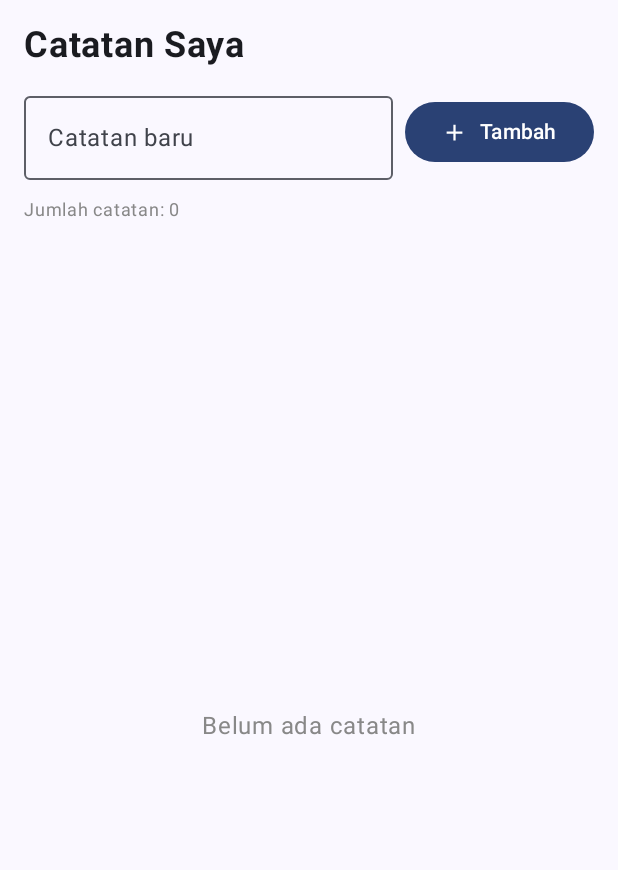
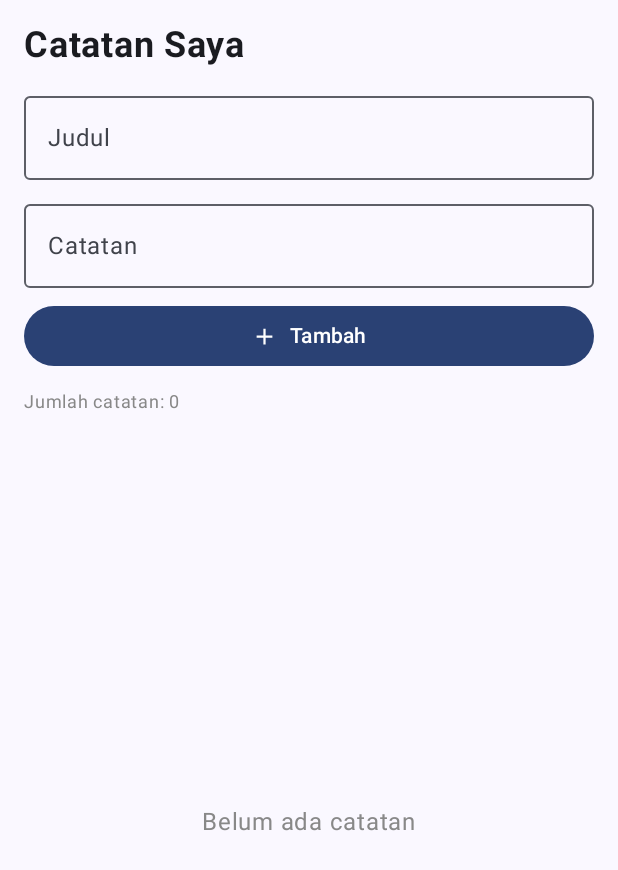
Before and after one commit to muhammadrasyid-prog/NotesApp-P3B, an Android app built with Jetpack Compose: the screen it shows after launch (MainActivity), after a tap on "Tambah", on a phone screen of 412 x 824 dp. Shown: the top 870 px of the screen. Run offline under Robolectric (Android 15) with nearby library versions, the phone set to English and light mode, and no system bars; our stand-ins replace Room's generated code.

Commit message:
add note new data

```diff
--- a/app/src/main/java/com/android/notesapp/Note.kt
+++ b/app/src/main/java/com/android/notesapp/Note.kt
@@ -8,4 +8,5 @@ data class Note(
     @PrimaryKey(autoGenerate = true)
     val id: Long = 0,
     val title: String,
+    val note: String
 )
--- a/app/src/main/java/com/android/notesapp/NotesScreen.kt
+++ b/app/src/main/java/com/android/notesapp/NotesScreen.kt
@@ -26,11 +26,18 @@ fun NotesScreen(
     modifier: Modifier = Modifier, vm: NotesViewModel = viewModel()
 ) {
     val notes by vm.notes.collectAsState()
-    var input by rememberSaveable {
+    var titleInput by rememberSaveable {
+        mutableStateOf("")
+    }
+
+    var noteInput by rememberSaveable {
         mutableStateOf("")
     }
     var editingId by rememberSaveable { mutableStateOf<Long?>(null) }
     var editingText by rememberSaveable { mutableStateOf("") }
+    var editingNote by rememberSaveable {
+        mutableStateOf("")
+    }
 
     Column(
         modifier = modifier
@@ -40,31 +47,59 @@ fun NotesScreen(
         Text(text = "Catatan Saya", fontSize = 24.sp, fontWeight = FontWeight.Bold)
         Spacer(Modifier.height(12.dp))
         // Form input (CREATE)
-        Row(
-            modifier = Modifier.fillMaxWidth(),
-            verticalAlignment = Alignment.CenterVertically,
-            horizontalArrangement = Arrangement.spacedBy(8.dp)
+        // Form input (CREATE)
+
+        OutlinedTextField(
+            value = titleInput,
+            onValueChange = {
+                titleInput = it
+            },
+            label = {
+                Text("Judul")
+            },
+            singleLine = true,
+            modifier = Modifier.fillMaxWidth()
+        )
+
+        Spacer(
+            modifier = Modifier.height(8.dp)
+        )
+
+        OutlinedTextField(
+            value = noteInput,
+            onValueChange = {
+                noteInput = it
+            },
+            label = {
+                Text("Catatan")
+            },
+            modifier = Modifier.fillMaxWidth()
+        )
+
+        Spacer(
+            modifier = Modifier.height(8.dp)
+        )
+
+        Button(
+            onClick = {
+                vm.addNote(titleInput, noteInput)
+
+                titleInput = ""
+                noteInput = ""
+            },
+            modifier = Modifier.fillMaxWidth()
         ) {
-            OutlinedTextField(
-                value = input,
-                onValueChange = { input = it },
-                label = { Text("Catatan baru") },
-                singleLine = true,
-                modifier = Modifier.weight(1f)
-            )
-            Button(onClick = {
-                vm.addNote(input)
-                input = ""
-            }) {
             Icon(
                 painter = painterResource(R.drawable.ic_add),
+                contentDescription = null,
+                modifier = Modifier.size(ButtonDefaults.IconSize)
+            )
 
-                    contentDescription = null, modifier = Modifier.size(ButtonDefaults.IconSize)
+            Spacer(
+                Modifier.width(ButtonDefaults.IconSpacing)
+            )
 
-                )
-                Spacer(Modifier.width(ButtonDefaults.IconSpacing))
             Text("Tambah")
-            }
         }
         Text(
             text = "Jumlah catatan: ${notes.size}",
@@ -84,12 +119,16 @@ fun NotesScreen(
                 items(notes, key = { it.id }) { note ->
                     if (editingId == note.id) {
                         NoteItemEditing(
-                            text = editingText,
-                            onTextChange = {
+                            title = editingText,
+                            note = editingNote,
+                            onTitleChange = {
                                 editingText = it
                             },
+                            onNoteChange = {
+                                editingNote = it
+                            },
                             onSave = {
-                                vm.updateNote(note, editingText)
+                                vm.updateNote(note, editingText, editingNote)
                                 editingId = null
                             },
                             onCancel = {
@@ -102,6 +141,7 @@ fun NotesScreen(
                             onEdit = {
                                 editingId = note.id
                                 editingText = note.title
+                                editingNote = note.note
                             },
                             onDelete = { vm.deleteNote(note) }
                         )
@@ -120,8 +160,19 @@ fun NoteItem(
     onDelete: () -> Unit = {}
 ) {
     ListItem(
-        headlineContent = { Text(note.title) },
-        supportingContent = { Text("ID: ${note.id}") },
+        headlineContent = {
+            Text(
+                text = note.title,
+                fontWeight = FontWeight.Bold
+            )
+        },
+
+        supportingContent = {
+            Column {
+                Text(note.note)
+                Text("ID: ${note.id}")
+            }
+        },
         trailingContent = {
             Row {
                 IconButton(onClick = onEdit) {
@@ -143,41 +194,65 @@ fun NoteItem(
 
 @Composable
 fun NoteItemEditing(
-    text: String,
-    onTextChange: (String) -> Unit,
+    title: String,
+    note: String,
+    onTitleChange: (String) -> Unit,
+    onNoteChange: (String) -> Unit,
     onSave: () -> Unit,
     onCancel: () -> Unit
 ) {
-    Row(
+    Column(
         modifier = Modifier
             .fillMaxWidth()
-            .padding(vertical = 8.dp),
-        verticalAlignment = Alignment.CenterVertically
+            .padding(vertical = 8.dp)
     ) {
+
         OutlinedTextField(
-            value = text,
-            onValueChange = onTextChange,
-            label = { Text("Ubah catatan") },
+            value = title,
+            onValueChange = onTitleChange,
+            label = {
+                Text("Judul")
+            },
             singleLine = true,
-            modifier = Modifier.weight(1f)
+            modifier = Modifier.fillMaxWidth()
         )
+
+        Spacer(
+            modifier = Modifier.height(8.dp)
+        )
+
+        OutlinedTextField(
+            value = note,
+            onValueChange = onNoteChange,
+            label = {
+                Text("Catatan")
+            },
+            modifier = Modifier.fillMaxWidth()
+        )
+
+        Row {
             IconButton(onClick = onSave) {
                 Icon(
-                painterResource(R.drawable.ic_check), "Simpan",
+                    painterResource(R.drawable.ic_check),
+                    contentDescription = "Simpan",
                     tint = Color(0xFF4CAF50)
                 )
             }
+
             IconButton(onClick = onCancel) {
-            Icon(painterResource(R.drawable.ic_close), "Batal")
+                Icon(
+                    painterResource(R.drawable.ic_close),
+                    contentDescription = "Batal"
+                )
             }
         }
     }
-
+}
 
 @Preview(showBackground = true)
 @Composable
 fun NoteItemPreview() {
     NotesAPPTheme {
-        NoteItem(note = Note(id = 1, title = "Belajar Room Database"))
+        NoteItem(note = Note(id = 1, title = "Belajar Room Database", note = "Menyimpan data menggunakan Room Database"))
     }
 }
--- a/app/src/main/java/com/android/notesapp/NotesViewModel.kt
+++ b/app/src/main/java/com/android/notesapp/NotesViewModel.kt
@@ -17,16 +17,36 @@ class NotesViewModel(application: Application) : AndroidViewModel(application) {
             initialValue = emptyList()
         )
     // CREATE
-    fun addNote(title: String) {
-        val text = title.trim()
-        if (text.isEmpty()) return
-        viewModelScope.launch { dao.insert(Note(title = text)) }
+    fun addNote(title: String, note: String) {
+        val cleanTitle = title.trim()
+        val cleanNote = note.trim()
+
+        if (cleanTitle.isEmpty() || cleanNote.isEmpty()) return
+
+        viewModelScope.launch {
+            dao.insert(
+                Note(
+                    title = cleanTitle,
+                    note = cleanNote
+                )
+            )
+        }
     }
     // UPDATE
-    fun updateNote(note: Note, newTitle: String) {
-        val text = newTitle.trim()
-        if (text.isEmpty()) return
-        viewModelScope.launch { dao.update(note.copy(title = text)) }
+    fun updateNote(note: Note, newTitle: String, newNote: String) {
+        val cleanTitle = newTitle.trim()
+        val cleanNote = newNote.trim()
+
+        if (cleanTitle.isEmpty() || cleanNote.isEmpty()) return
+
+        viewModelScope.launch {
+            dao.update(
+                note.copy(
+                    title = cleanTitle,
+                    note = cleanNote
+                )
+            )
+        }
     }
     // DELETE
     fun deleteNote(note: Note) {
--- a/gradle/libs.versions.toml
+++ b/gradle/libs.versions.toml
@@ -1,5 +1,5 @@
 [versions]
-agp = "9.4.1"
+agp = "9.3.0"
 coreKtx = "1.19.1"
 junit = "4.13.2"
 junitVersion = "1.3.0"
```
Lines whose indentation alone changed are shown as unchanged.
